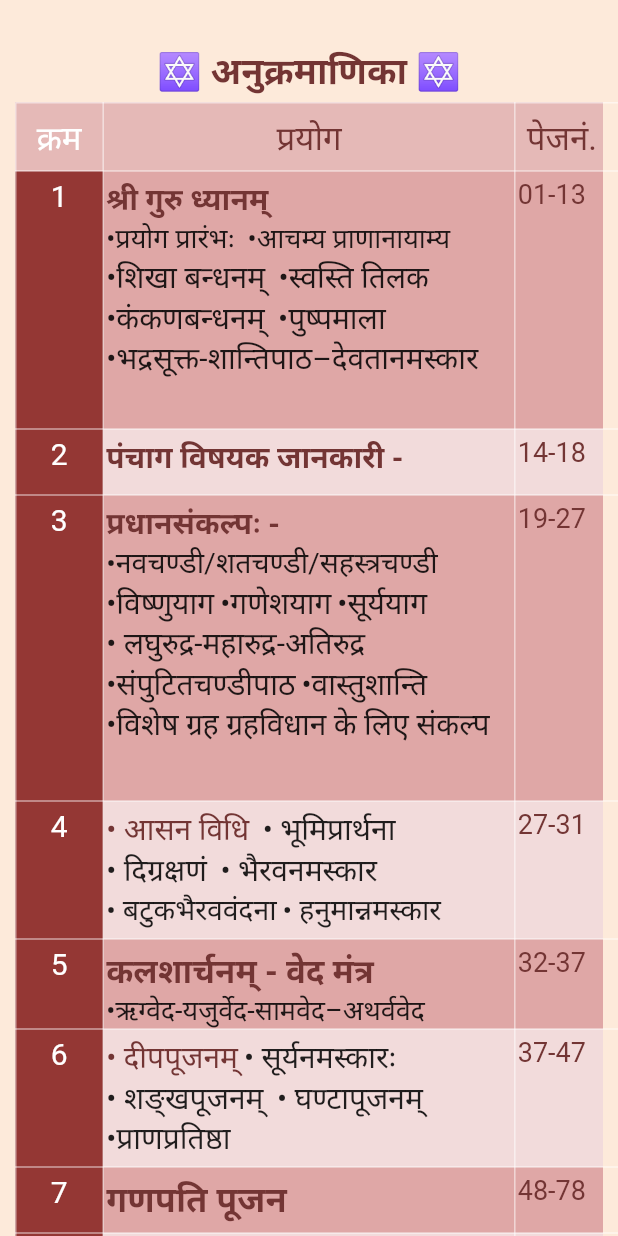
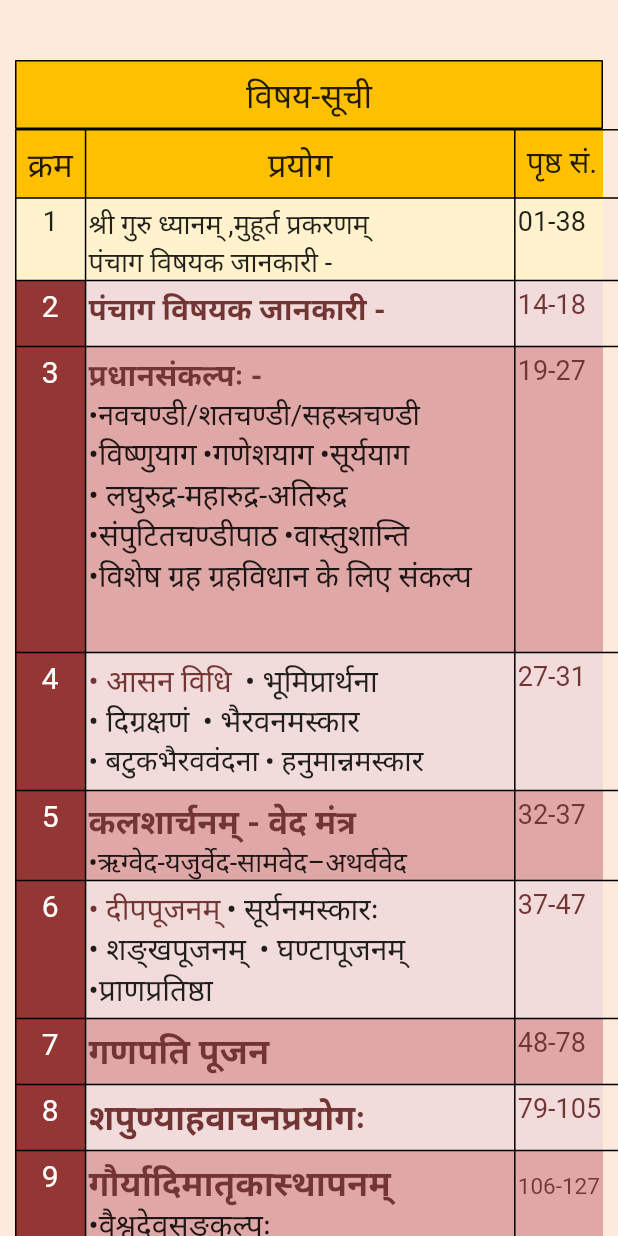
Before and after one commit to swapnil3099/flutter_ebook, a Flutter app: the DetailsScreen screen opened directly, on a phone screen of 412 x 824 dp. Run offline on Flutter 3.47's test engine with Material 2 defaults, Android fonts, the phone set to English and light mode, and no system bars; our stand-ins replace cloud_firestore, curved_navigation_bar, firebase_auth, flutter_spinkit, splashscreen; missing offline and left inert: advance_pdf_viewer, animated_splash, giffy_dialog, pdf_render; accounts and stored records are empty.

Commit message:
minor changes

```diff
--- a/lib/screens/about.dart
+++ b/lib/screens/about.dart
@@ -15,7 +15,7 @@ class _AboutState extends State<About> {
           backgroundColor: Colors.grey,
           body: Center(
               child: PdfDocumentLoader(
-                assetName: 'assets/pdf/newabout.pdf',
+                assetName: 'assets/pdf/aboutfin.pdf',
                 documentBuilder: (context, pdfDocument, pageCount) => LayoutBuilder(
                     builder: (context, constraints) => ListView.builder(
                         itemCount: pageCount,
--- a/lib/screens/details_screen.dart
+++ b/lib/screens/details_screen.dart
@@ -1,3 +1,4 @@
+import 'package:flutter/cupertino.dart';
 import 'package:flutter/material.dart';
 import 'package:flutter_ebook/Pages/page10.dart';
 import 'package:flutter_ebook/Pages/page11.dart';
@@ -30,54 +31,68 @@ class _DetailsScreenState extends State<DetailsScreen> {
           margin: EdgeInsets.all(10),
           child: Column(
             children: [
-              SizedBox(height: 20.0,),
-              Text("✡ अनुक्रमाणिका ✡", style: TextStyle(
-                  fontSize: 24.0, fontWeight: FontWeight.bold, color: tex)),
-              SizedBox(height: 5.0,),
+              SizedBox(height: 30.0,),
+             // Text("✡ अनुक्रमाणिका ✡", style: TextStyle(
+               //   fontSize: 24.0, fontWeight: FontWeight.bold, color: tex)),
+              //SizedBox(height: 5.0,),
+              Table(
+                border: TableBorder.all(color: Colors.black, width: 1.0),
+                children: [
+                  TableRow(
+                      decoration: BoxDecoration(color: Color.fromRGBO(255, 192, 0, 1)),
+                    children: [
+                      Padding(padding: const EdgeInsets.all(8),
+                      child: Text("विषय-सूची",style: TextStyle(fontSize: 22,),
+                      textAlign: TextAlign.center,)
+                      )
+                    ]
+                  ),
+                ],
+              ),
               Table(
                 columnWidths: {
-                  0: FractionColumnWidth(.15),
-                  1: FractionColumnWidth(.7),
+                  0: FractionColumnWidth(.12),
+                  1: FractionColumnWidth(.73),
                   2: FractionColumnWidth(.3)
                 },
-                border: TableBorder.all(color: Colors.white54, width: 1.0),
+                border: TableBorder.all(color: Colors.black, width: 1.0),
                 children: [
+
                   TableRow(
-                      decoration: BoxDecoration(color: Color.fromRGBO(229, 185, 183, 1)),
+                      decoration: BoxDecoration(color: Color.fromRGBO(255, 192, 0, 1)),
                       children: [
                         Padding(
                           padding: const EdgeInsets.all(8.0),
                           child: Text(
-                            'क्रम',
-                            style: TextStyle(fontSize: 22, color: Colors.white),
+                            'क्रम',style: TextStyle(
+                            fontSize: 22,),
                             textAlign: TextAlign.center,
                           ),
                         ),
                         Padding(
                           padding: const EdgeInsets.all(8.0),
                           child: Text(
-                            'प्रयोग',
-                            style: TextStyle(fontSize: 22, color: Color.fromRGBO(115, 53, 52,1)),
+                            'प्रयोग',style: TextStyle(
+                            fontSize: 22,),
                             textAlign: TextAlign.center,
                           ),
                         ),
                         Padding(
                           padding: const EdgeInsets.all(8.0),
                           child: Text(
-                            'पेजनं.',
+                            'पृष्ठ सं.',
                             style: TextStyle(
-                              fontSize: 22,
-                              color: Color.fromRGBO(115, 53, 52,1)),
+                              fontSize: 20,),
                           ),
                         ),
                       ]),
                   TableRow(
                       decoration: BoxDecoration(
-                          color: Color.fromRGBO(223, 167, 166,1),
+                          color: Color.fromRGBO(255, 242, 204,1),
                       ),
                       children: [
                         Container(
-                          color: Color.fromRGBO(148, 55, 52,1),
+
                           child: Column(
                             children: [
                               Padding(
@@ -85,19 +100,10 @@ class _DetailsScreenState extends State<DetailsScreen> {
                                 child: Text(
                                   '1',
                                   style: TextStyle(
-                                      fontSize: 20, color: Colors.white),
+                                      fontSize: 18, ),
                                   textAlign: TextAlign.center,
                                 ),
                               ),
-                              Text(" "),
-                              Text(" "),
-                              Text(" "),
-                              Text(" "),
-                              Text(" "),
-                              Text(" "),
-                              Text(" "),
-                              Text(" "),
-                              Text(" "),
                             ],
                           ),
                         ),
@@ -112,54 +118,18 @@ class _DetailsScreenState extends State<DetailsScreen> {
                                       Navigator.push(context,
                                           MaterialPageRoute(
                                               builder: (context) => Page1())),
-                                  child: Text('श्री गुरु ध्यानम्',
+                                  child: Text('श्री गुरु ध्यानम् ,मुहूर्त प्रकरणम्',
                                       style: TextStyle(
-                                          fontSize: 20,
-                                          fontWeight: FontWeight.bold,
-                                          color: Color.fromRGBO(115, 53, 52, 1)
+                                          fontSize: 18,
                                       ))),
                               Row(
                                 children: [
                                   Text(
-                                    '•प्रयोग प्रारंभः ',
+                                    'पंचाग विषयक जानकारी - ',
                                     style: TextStyle(fontSize: 18),
                                   ),
                                   SizedBox(width: 4.0,),
-                                  Text(
-                                    '•आचम्य प्राणानायाम्य',
-                                    style: TextStyle(fontSize: 18),
-                                  ),
                                 ],
-                              ),
-                              Row(
-                                children: [
-                                  Text(
-                                    '•शिखा बन्धनम् ',
-                                    style: TextStyle(fontSize: 20),
-                                  ),
-                                  SizedBox(width: 4.0,),
-                                  Text(
-                                    '•स्वस्ति तिलक',
-                                    style: TextStyle(fontSize: 20),
-                                  ),
-                                ],
-                              ),
-                              Row(
-                                children: [
-                                  Text(
-                                    '•कंकणबन्धनम् ',
-                                    style: TextStyle(fontSize: 20),
-                                  ),
-                                  SizedBox(width: 4.0,),
-                                  Text(
-                                    '•पुष्पमाला',
-                                    style: TextStyle(fontSize: 20),
-                                  ),
-                                ],
-                              ),
-                              Text(
-                                '•भद्रसूक्त-शान्तिपाठ–देवतानमस्कार',
-                                style: TextStyle(fontSize: 20),
                               ),
                             ],
                           ),
@@ -169,8 +139,8 @@ class _DetailsScreenState extends State<DetailsScreen> {
                           child: Container(
                             padding: const EdgeInsets.only(left:2,top: 5),
                             child: Text(
-                              '01-13',
-                              style: TextStyle(fontSize: 18,color: tex),
+                              '01-38',
+                              style: TextStyle(fontSize: 18,),
                             ),
                           ),
                         )
--- a/lib/screens/page.dart
+++ b/lib/screens/page.dart
@@ -1,7 +1,7 @@
 import 'package:advance_pdf_viewer/advance_pdf_viewer.dart';
 import 'package:flutter/material.dart';
+import 'package:flutter_ebook/consttants.dart';
 import 'package:splashscreen/splashscreen.dart';
-import 'package:flutter_ebook/consttants.dart';
 
 class Page1 extends StatefulWidget {
   @override
@@ -19,10 +19,10 @@ class _Page1State extends State<Page1> {
       //     fontWeight: FontWeight.bold,
       //     fontSize: 20.0
       //  ),),
-      image: new Image.asset('assets/images/1.png'),
+      image: new Image.asset('assets/images/11.png'),
       backgroundColor: Colors.orangeAccent,
       styleTextUnderTheLoader: new TextStyle(),
-      photoSize: 328.0,
+      photoSize: 350.0,
 
     );
 
@@ -38,7 +38,32 @@ class _AfterSplash1State extends State<AfterSplash1> {
   @override
   Widget build(BuildContext context) {
     return new SplashScreen(
-      seconds: 3,
+        seconds: 2,
+        navigateAfterSeconds: new AfterSplash2(),
+    //title: new Text('Welcome In SplashScreen',
+    //   style: new TextStyle(
+    //     fontWeight: FontWeight.bold,
+    //     fontSize: 20.0
+    //  ),),
+    image: new Image.asset('assets/images/1.png'),
+    backgroundColor: Colors.orangeAccent,
+    styleTextUnderTheLoader: new TextStyle(),
+    photoSize: 328.0,
+    );
+  }
+}
+
+
+class AfterSplash2 extends StatefulWidget {
+  @override
+  _AfterSplash2State createState() => _AfterSplash2State();
+}
+
+class _AfterSplash2State extends State<AfterSplash2> {
+  @override
+  Widget build(BuildContext context) {
+    return new SplashScreen(
+      seconds: 2,
       navigateAfterSeconds: new AfterSplash(),
       image: new Image.asset('assets/images/2.png'),
       backgroundColor: Colors.orangeAccent,
--- a/pubspec.yaml
+++ b/pubspec.yaml
@@ -39,7 +39,7 @@ dependencies:
   advance_pdf_viewer:
   progress_indicators:
   giffy_dialog: any
-  animated_splash:
+  animated_splash: ^1.0.0
 
 dev_dependencies:
   flutter_test:
```
Also changed, not shown: assets/images/11.png (added), 14 other files.
